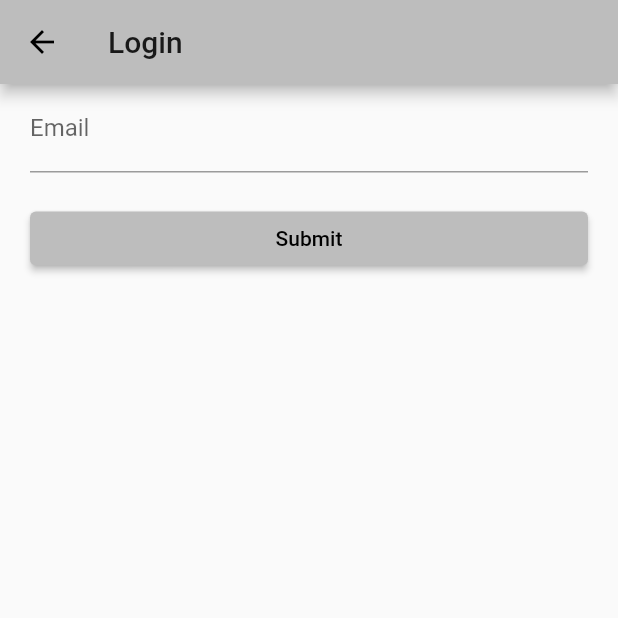
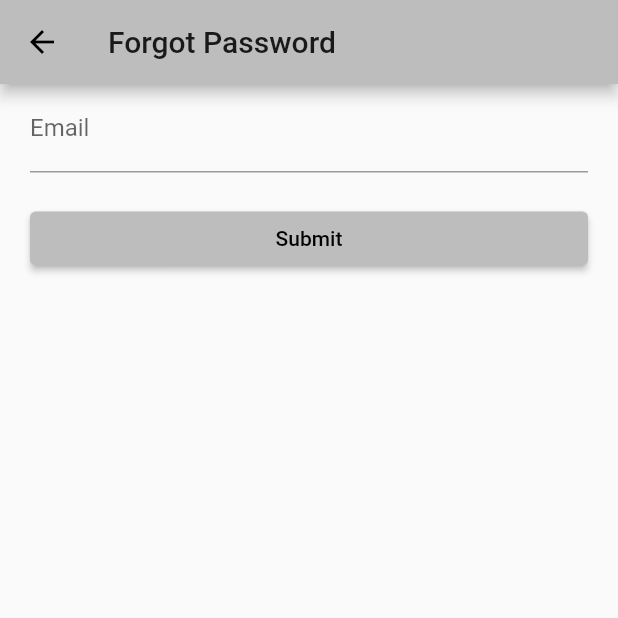
Before and after one commit to MichaelSedlack/myuseum, a Flutter app: the ForgotPasswordRoute screen opened directly, on a phone screen of 412 x 824 dp, the top half of it. Run offline on Flutter 3.47's test engine with Material 2 defaults, Android fonts, the phone set to English and light mode, and no system bars.

Commit message:
Forgot password page now says forgot password instead of login

```diff
--- a/lib/forgot_password.dart
+++ b/lib/forgot_password.dart
@@ -14,7 +14,7 @@ class _ForgotPasswordRouteState extends State<ForgotPasswordRoute> {
   Widget build(BuildContext context) {
     return Scaffold(
       appBar: AppBar(
-        title: Text('Login'),
+        title: Text('Forgot Password'),
       ),
 
       body: Center(
```
